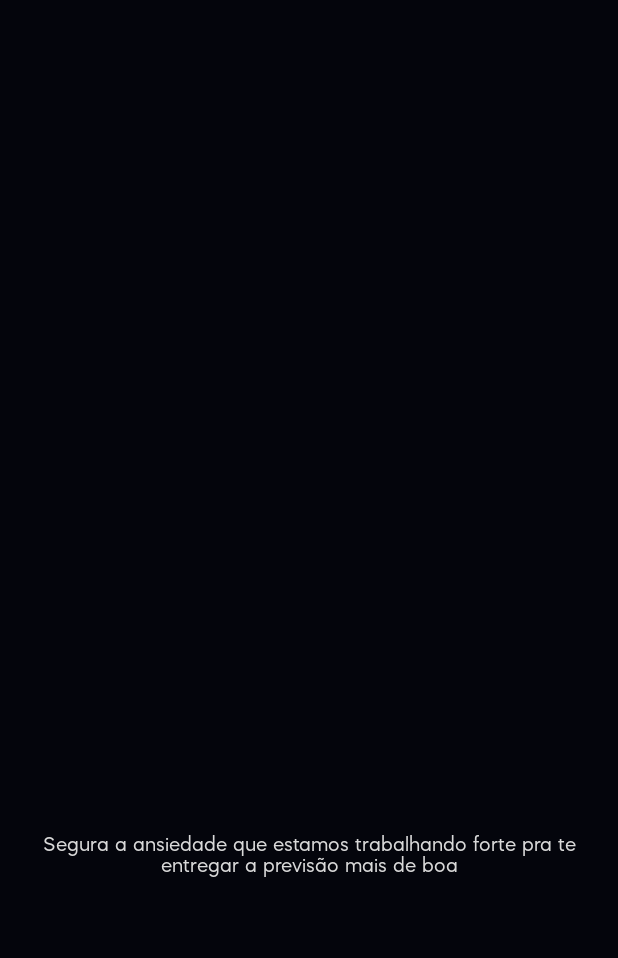
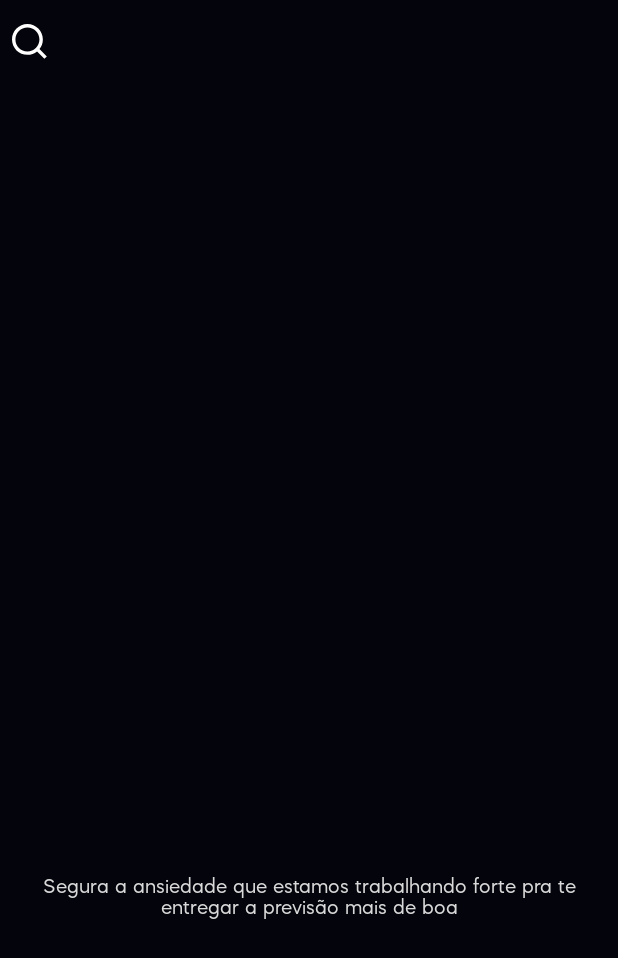
Before and after one commit to imjvictor98/playground, an Android app built with Jetpack Compose: the screen it shows after launch (MainActivity), on a phone screen of 412 x 824 dp. Shown: the top 958 px of the screen. Run offline under Robolectric (Android 15) with nearby library versions, the phone set to English and light mode, and no system bars; libraries missing offline, so code that uses them is left out: com.haroldadmin.cnradapter; 1 statement that could not run was skipped.

Commit message:
icone de busca

```diff
--- /dev/null
+++ b/app/src/main/res/drawable/ic_search_24.xml
@@ -0,0 +1,9 @@
+<vector xmlns:android="http://schemas.android.com/apk/res/android"
+    android:width="21dp"
+    android:height="21dp"
+    android:viewportWidth="21"
+    android:viewportHeight="21">
+  <path
+      android:pathData="M16.031,14.617L20.314,18.899L18.899,20.314L14.617,16.031C13.077,17.263 11.124,18 9,18C4.032,18 0,13.968 0,9C0,4.032 4.032,0 9,0C13.968,0 18,4.032 18,9C18,11.124 17.263,13.077 16.031,14.617ZM14.025,13.875C15.248,12.615 16,10.896 16,9C16,5.133 12.868,2 9,2C5.133,2 2,5.133 2,9C2,12.868 5.133,16 9,16C10.896,16 12.615,15.248 13.875,14.025L14.025,13.875Z"
+      android:fillColor="#000000"/>
+</vector>
--- a/app/src/main/res/layout/activity_main.xml
+++ b/app/src/main/res/layout/activity_main.xml
@@ -9,6 +9,21 @@
     android:fitsSystemWindows="true"
     tools:context=".ui.main.MainActivity">
 
+    <androidx.appcompat.widget.LinearLayoutCompat
+        android:layout_width="match_parent"
+        android:layout_height="wrap_content"
+        android:layout_marginVertical="16dp"
+        android:layout_marginHorizontal="@dimen/default_margin_horizontal">
+
+        <ImageView
+            android:id="@+id/activity_main_search"
+            android:layout_width="24dp"
+            android:layout_height="24dp"
+            android:background="?attr/selectableItemBackground"
+            android:src="@drawable/ic_search_24"
+            android:layout_gravity="center"
+            app:tint="@color/white"/>
+
         <TextView
             android:id="@+id/activity_main_city"
             android:layout_width="wrap_content"
@@ -16,14 +31,13 @@
             android:fontFamily="@font/mazzardm_medium"
             android:textColor="@color/white"
             android:textSize="32sp"
-        android:background="@color/black_100"
             android:letterSpacing="0.03"
             android:visibility="gone"
             tools:visibility="visible"
-        android:layout_marginVertical="16dp"
-        android:layout_marginHorizontal="@dimen/default_margin_horizontal"
-        android:text="Brasília,\nDistrito Federal"
+            android:layout_marginHorizontal="16dp"
+            android:text="Brasília, Distrito Federal"
             />
+    </androidx.appcompat.widget.LinearLayoutCompat>
 
     <br.com.cvj.playground.ui.widget.LoadingWidget
         android:id="@+id/spin_kit"
```
Lines whose indentation alone changed are shown as unchanged.
